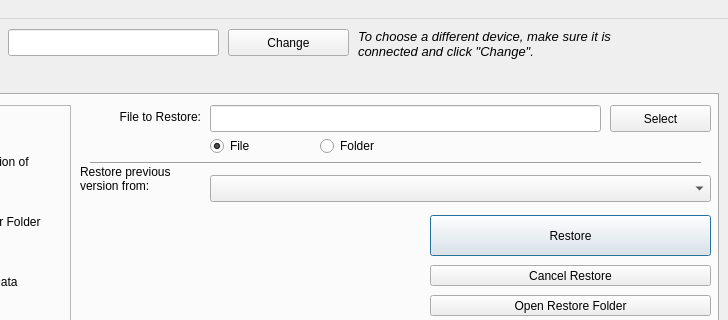
Above: mainwindow.ui from wasta-linux/wasta-backup before the change; both pictures show x 172 to 900 and y 0 to 320 of the 900 by 515 pixel window. Below: the same form after it.
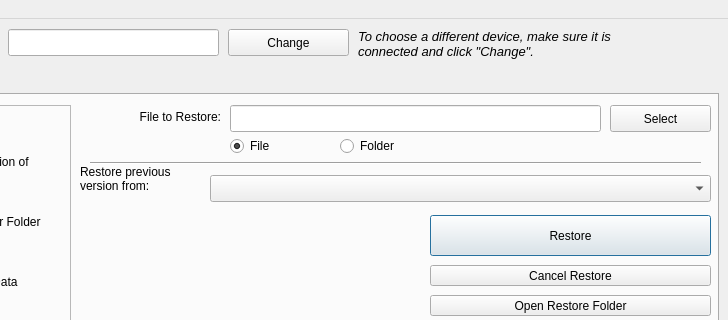
That is the form after the change. The open tabs and pages were chosen to show the change.

What changed in the file:
```diff
--- a/mainwindow.ui
+++ b/mainwindow.ui
@@ -356,9 +356,9 @@
        <widget class="QLabel" name="prevItemLabel">
         <property name="geometry">
          <rect>
-          <x>-10</x>
+          <x>0</x>
           <y>15</y>
-          <width>131</width>
+          <width>141</width>
           <height>51</height>
          </rect>
         </property>
@@ -375,9 +375,9 @@
        <widget class="QLineEdit" name="prevItem">
         <property name="geometry">
          <rect>
-          <x>130</x>
+          <x>150</x>
           <y>10</y>
-          <width>391</width>
+          <width>371</width>
           <height>27</height>
          </rect>
         </property>
@@ -424,7 +424,7 @@
        <widget class="QRadioButton" name="prevFileRadio">
         <property name="geometry">
          <rect>
-          <x>130</x>
+          <x>150</x>
           <y>40</y>
           <width>101</width>
           <height>22</height>
@@ -440,7 +440,7 @@
        <widget class="QRadioButton" name="prevFolderRadio">
         <property name="geometry">
          <rect>
-          <x>240</x>
+          <x>260</x>
           <y>40</y>
           <width>111</width>
           <height>22</height>
```
Left out of the diff: 10 changed lines with no effect on the pictures.
